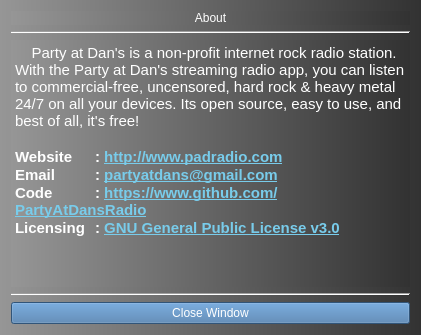
Above: about.ui from PartyAtDansRadio/PadRadio before the change. Below: the same form after it.
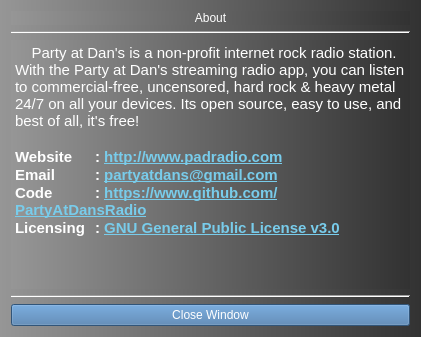
That is the form after the change. Icons and pictures are not drawn.

```diff
--- a/about.ui
+++ b/about.ui
@@ -7,7 +7,7 @@
     <x>0</x>
     <y>0</y>
     <width>421</width>
-    <height>335</height>
+    <height>337</height>
    </rect>
   </property>
   <property name="sizePolicy">
```
Left out of the diff: 2 changed lines with no effect on the pictures.
